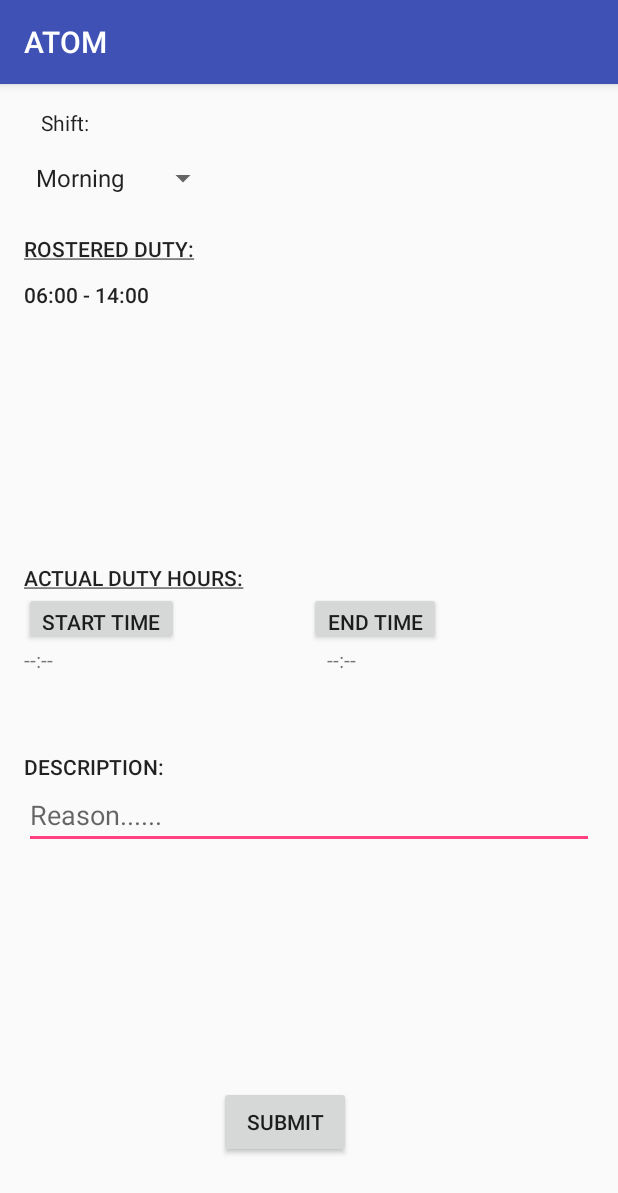
After one commit to ATOMWR/ATOM, an Android app: the OvertimeForm screen opened directly, with no data from a screen before it, on a phone screen of 412 x 824 dp. The commit adds this screen. Shown: the top 1193 px of the screen. Run offline under Robolectric (Android 15) with nearby library versions, the phone set to English and light mode, and no system bars.

Commit message:
ot form details commit

```diff
--- a/app/src/main/AndroidManifest.xml
+++ b/app/src/main/AndroidManifest.xml
@@ -32,7 +32,8 @@
             android:label="Travel Allowance" />
         <activity
             android:name=".OvertimeGridActivity"
-            android:label="Select Date"/>
+            android:label="Select Date" />
+        <activity android:name=".OvertimeForm"></activity>
     </application>
 
 </manifest>
--- /dev/null
+++ b/app/src/main/java/com/example/akav/atom/OvertimeForm.java
@@ -0,0 +1,165 @@
+package com.example.akav.atom;
+
+import android.app.TimePickerDialog;
+import android.graphics.Paint;
+import android.os.Bundle;
+import android.support.v7.app.AppCompatActivity;
+import android.view.View;
+import android.widget.AdapterView;
+import android.widget.ArrayAdapter;
+import android.widget.Button;
+import android.widget.Spinner;
+import android.widget.TextView;
+import android.widget.TimePicker;
+import android.widget.Toast;
+
+import java.util.Calendar;
+
+public class OvertimeForm extends AppCompatActivity {
+Spinner shift;
+
+    String shiftselect;
+    TextView start_time;
+    TextView end_time;
+    Button startbutt,endbutt,submit;
+    String s1,e1,newe,news;
+    int s,e,d;
+
+    @Override
+    protected void onCreate(Bundle savedInstanceState) {
+
+        super.onCreate(savedInstanceState);
+        setContentView(R.layout.activity_overtime_form);
+
+        shift=(Spinner)findViewById(R.id.ShiftSpinner);
+        start_time=(TextView)findViewById(R.id.starttime);
+        end_time=(TextView)findViewById(R.id.endtime);
+
+
+        startbutt=(Button)findViewById(R.id.startbutton);
+        endbutt=(Button)findViewById(R.id.endbutton);
+        submit=(Button)findViewById(R.id.submitbutt);
+
+
+
+
+
+        TextView actual=(TextView)findViewById(R.id.actuallabel);
+        actual.setPaintFlags(actual.getPaintFlags() |   Paint.UNDERLINE_TEXT_FLAG);//underline subheading
+        TextView rosterlabel=(TextView)findViewById(R.id.roasterlabel);
+        rosterlabel.setPaintFlags(actual.getPaintFlags() |   Paint.UNDERLINE_TEXT_FLAG);//underline subheading
+        TextView desclabel=(TextView)findViewById(R.id.desclabel);
+        actual.setPaintFlags(actual.getPaintFlags() |   Paint.UNDERLINE_TEXT_FLAG);//underline subheading
+
+
+
+
+        shiftSpinner();
+        startbutt.setOnClickListener(new View.OnClickListener() {
+            @Override
+            public void onClick(View v) {
+                Calendar mcurrentTime1 = Calendar.getInstance();
+                int starthour = mcurrentTime1.get(Calendar.HOUR_OF_DAY);
+                int startminute = mcurrentTime1.get(Calendar.MINUTE);
+                //s=mcurrentTime1.getTime();
+
+                TimePickerDialog mTimePicker;
+                mTimePicker = new TimePickerDialog(OvertimeForm.this, new TimePickerDialog.OnTimeSetListener() {
+                    @Override
+                    public void onTimeSet(TimePicker timePicker, int selectedHour, int selectedMinute) {
+                        s1= selectedHour + ":" + selectedMinute;
+                        start_time.setText(selectedHour + ":" + selectedMinute);
+                    }
+                }, starthour, startminute, true);//Yes 24 hour time
+               // s=starthour+startminute/60;
+                mTimePicker.setTitle("Actual Duty Start Time");
+                mTimePicker.show();
+
+
+            }
+        });
+        endbutt.setOnClickListener(new View.OnClickListener() {
+            @Override
+            public void onClick(View v) {
+                Calendar mcurrentTime2 = Calendar.getInstance();
+                 int endhour = mcurrentTime2.get(Calendar.HOUR_OF_DAY);
+                 int endminute = mcurrentTime2.get(Calendar.MINUTE);
+               // e=mcurrentTime2.getTime();
+                TimePickerDialog mTimePicker;
+                mTimePicker = new TimePickerDialog(OvertimeForm.this, new TimePickerDialog.OnTimeSetListener() {
+                    @Override
+                    public void onTimeSet(TimePicker timePicker, int selectedHour, int selectedMinute) {
+                        e1=selectedHour + ":" + selectedMinute;
+                        end_time.setText(selectedHour + ":" + selectedMinute);
+                    }
+                }, endhour, endminute, true);//Yes 24 hour time
+                //e=endhour+endminute/60;
+                mTimePicker.setTitle("Actual Duty End Time");
+                mTimePicker.show();
+
+
+            }
+        });
+
+
+        submit.setOnClickListener(new View.OnClickListener() {
+            @Override
+            public void onClick(View v) {
+               // d=e-s;
+               // d-=8;
+                 news=s1.substring(0,2);
+                 newe=e1.substring(0,2);
+                int s=Integer.parseInt(news);
+                int e=Integer.parseInt(newe);
+                d=e-s-8;
+                msg();
+
+            }
+        });
+    }
+
+
+
+
+
+
+
+    private void shiftSpinner() {
+        // Create adapter for spinner. The list options are from the String array it will use
+        // the spinner will use the default layout
+        ArrayAdapter genderSpinnerAdapter = ArrayAdapter.createFromResource(this,
+                R.array.shift_array, android.R.layout.simple_spinner_item);
+
+        // Specify dropdown layout style - simple list view with 1 item per line
+        genderSpinnerAdapter.setDropDownViewResource(android.R.layout.simple_dropdown_item_1line);
+
+        // Apply the adapter to the spinner
+        shift.setAdapter(genderSpinnerAdapter);
+        final TextView rosterdutyhours=(TextView)findViewById(R.id.rostertext);
+
+        // Set the category String based on spinner selection
+        shift.setOnItemSelectedListener(new AdapterView.OnItemSelectedListener() {
+            @Override
+            public void onItemSelected(AdapterView<?> parent, View view, int position, long id) {
+                shiftselect = (String) parent.getItemAtPosition(position);
+                if(shiftselect.equals("Morning"))
+                    rosterdutyhours.setText("06:00 - 14:00");
+                else if(shiftselect.equals("Evening"))
+                    rosterdutyhours.setText("14:00 - 22:00");
+                else
+                    rosterdutyhours.setText("22:00 - 06:00");
+
+            }
+
+            // Because AdapterView is an abstract class, onNothingSelected must be defined
+            @Override
+            public void onNothingSelected(AdapterView<?> parent) {shiftselect= "Select Shift";
+            }
+        });
+    }
+    private void msg(){
+        Toast.makeText(this, "Extra duty hours is " + d + " hours.", Toast.LENGTH_SHORT).show();
+        Toast.makeText(this, "Submitted", Toast.LENGTH_LONG).show();
+    }
+
+}
--- a/app/src/main/java/com/example/akav/atom/OvertimeGridActivity.java
+++ b/app/src/main/java/com/example/akav/atom/OvertimeGridActivity.java
@@ -44,6 +44,8 @@ public class OvertimeGridActivity extends AppCompatActivity {
 
                  st=parent.getItemAtPosition(position).toString();
                 msg();
+                Intent gotoOTFormIntent = new Intent(OvertimeGridActivity.this, OvertimeForm.class);
+                startActivity(gotoOTFormIntent);
             }
         });
 
--- /dev/null
+++ b/app/src/main/res/layout/activity_overtime_form.xml
@@ -0,0 +1,123 @@
+<?xml version="1.0" encoding="utf-8"?>
+<RelativeLayout xmlns:android="http://schemas.android.com/apk/res/android"
+    xmlns:tools="http://schemas.android.com/tools"
+    android:id="@+id/activity_overtime_form"
+    android:layout_width="match_parent"
+    android:layout_height="match_parent"
+    android:paddingBottom="@dimen/activity_vertical_margin"
+    android:paddingLeft="@dimen/activity_horizontal_margin"
+    android:paddingRight="@dimen/activity_horizontal_margin"
+    android:paddingTop="@dimen/activity_vertical_margin"
+    tools:context="com.example.akav.atom.OvertimeForm">
+
+    <Spinner
+        android:layout_height="wrap_content"
+        android:layout_marginTop="15dp"
+        android:id="@+id/ShiftSpinner"
+        android:layout_below="@+id/selectshift"
+        android:layout_alignParentStart="true"
+        android:layout_width="130dp" />
+
+    <TextView
+        android:text="Shift:"
+        android:layout_width="wrap_content"
+        android:layout_height="wrap_content"
+        android:layout_marginStart="11dp"
+        android:id="@+id/selectshift"
+        android:layout_alignParentTop="true"
+        android:layout_alignParentStart="true"
+        android:textAppearance="@style/TextAppearance.AppCompat.Body1" />
+
+    <TextView
+        android:text="Rostered Duty:"
+        android:layout_width="wrap_content"
+        android:layout_height="wrap_content"
+        android:id="@+id/roasterlabel"
+        android:textAppearance="@style/TextAppearance.AppCompat.Button"
+        android:layout_below="@+id/ShiftSpinner"
+        android:layout_alignParentStart="true"
+        android:layout_marginTop="25dp" />
+
+    <TextView
+        android:text="- -:- - to - -:- -"
+        android:layout_width="130dp"
+        android:layout_height="30dp"
+        android:id="@+id/rostertext"
+        android:textAppearance="@style/TextAppearance.AppCompat.Button"
+        android:layout_below="@+id/roasterlabel"
+        android:layout_alignParentStart="true"
+        android:layout_marginTop="11dp" />
+
+    <Button
+        android:text="Start time"
+        android:layout_width="wrap_content"
+        android:id="@+id/startbutton"
+        android:layout_height="35dp"
+        android:layout_above="@+id/starttime"
+        android:layout_alignParentStart="true" />
+
+    <TextView
+        android:text="--:--"
+        android:layout_width="wrap_content"
+        android:layout_height="wrap_content"
+        android:id="@+id/starttime"
+        android:layout_alignBaseline="@+id/endtime"
+        android:layout_alignBottom="@+id/endtime"
+        android:layout_alignStart="@+id/simpleTimePicker" />
+
+    <TextView
+        android:text="--:--"
+        android:layout_width="wrap_content"
+        android:layout_height="wrap_content"
+        android:id="@+id/endtime"
+        android:layout_centerVertical="true"
+        android:layout_toEndOf="@+id/actuallabel"
+        android:layout_marginStart="12dp" />
+
+    <Button
+        android:text="End Time"
+        android:layout_width="wrap_content"
+        android:layout_height="35dp"
+        android:id="@+id/endbutton"
+        android:layout_above="@+id/endtime"
+        android:layout_toEndOf="@+id/actuallabel" />
+
+    <TextView
+        android:text="Actual Duty Hours:"
+        android:layout_height="wrap_content"
+        android:id="@+id/actuallabel"
+        android:textAppearance="@style/TextAppearance.AppCompat.Button"
+        android:layout_width="190dp"
+        android:layout_above="@+id/startbutton"
+        android:layout_alignParentStart="true" />
+
+    <TextView
+        android:text="Description:"
+        android:layout_width="wrap_content"
+        android:layout_height="wrap_content"
+        android:id="@+id/desclabel"
+        android:layout_marginTop="52dp"
+        android:layout_below="@+id/starttime"
+        android:layout_alignParentStart="true"
+        android:textAppearance="@style/TextAppearance.AppCompat.Button" />
+
+    <EditText
+        android:layout_width="wrap_content"
+        android:layout_height="wrap_content"
+        android:inputType="textMultiLine"
+        android:ems="10"
+        android:id="@+id/editText"
+        android:hint="Reason......"
+        android:layout_below="@+id/desclabel"
+        android:layout_alignParentStart="true"
+        android:layout_alignParentEnd="true" />
+
+    <Button
+        android:text="Submit"
+        android:layout_width="wrap_content"
+        android:layout_height="wrap_content"
+        android:id="@+id/submitbutt"
+        android:layout_alignParentBottom="true"
+        android:layout_toEndOf="@+id/rostertext"
+        android:layout_marginBottom="36dp" />
+</RelativeLayout>
```
Also changed, not shown: app/src/main/res/values/strings.xml (+35 -0 lines).
